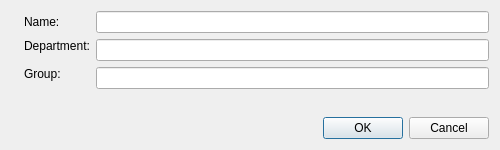
The window that GUI/AddStudentDialog.ui (AntonyYurchenko/Library) describes before a commit, drawn with Qt 5.
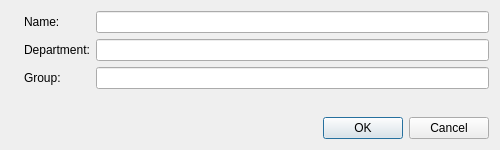
The same window after the commit. Icons and pictures are not drawn.

```diff
--- a/GUI/AddStudentDialog.ui
+++ b/GUI/AddStudentDialog.ui
@@ -26,26 +26,26 @@
        </property>
       </widget>
      </item>
-     <item row="1" column="0">
-      <widget class="QLabel" name="label_2">
-       <property name="text">
-        <string>Department:</string>
-       </property>
-      </widget>
-     </item>
      <item row="1" column="1" rowspan="2">
       <widget class="QLineEdit" name="departmentEdit"/>
      </item>
-     <item row="2" column="0" rowspan="2">
-      <widget class="QLabel" name="label_3">
-       <property name="text">
-        <string>Group:</string>
-       </property>
-      </widget>
-     </item>
      <item row="0" column="1">
       <widget class="QLineEdit" name="nameEdit"/>
      </item>
+     <item row="3" column="0">
+      <widget class="QLabel" name="label_3">
+       <property name="text">
+        <string>Group:</string>
+       </property>
+      </widget>
+     </item>
+     <item row="1" column="0" rowspan="2">
+      <widget class="QLabel" name="label_2">
+       <property name="text">
+        <string>Department:</string>
+       </property>
+      </widget>
+     </item>
     </layout>
    </item>
    <item row="0" column="0" rowspan="3">
```
